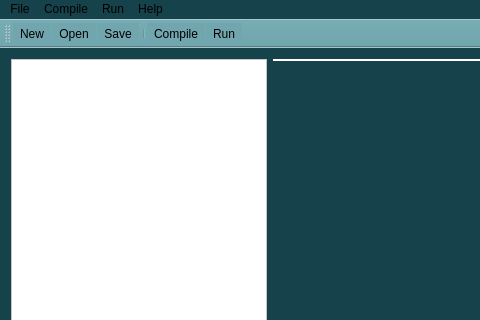
Qt form mainwindow.ui (RunheZH/SCAPES) before a commit; both pictures show x 0 to 480 and y 0 to 320 of the 892 by 655 pixel window.
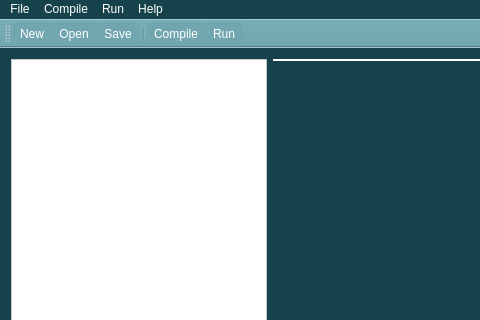
The same form after that commit. Icons and pictures are not drawn.

Commit message:
Interface optimization (#17)
* interface - color beautify_2

* interface fix some memory leak-partly

* interface - still need work on memleak

```diff
--- a/mainwindow.ui
+++ b/mainwindow.ui
@@ -14,7 +14,8 @@
    <string>MainWindow</string>
   </property>
   <property name="styleSheet">
-   <string notr="true">background-color: rgb(22,67,75);</string>
+   <string notr="true">background-color: rgb(22,67,75);
+color: rgb(255,255,255);</string>
   </property>
   <widget class="QWidget" name="centralWidget">
    <layout class="QGridLayout" name="gridLayout">
```
Left out of the diff: 13 changed lines with no effect on the pictures. The commit also changes 4 other files.
